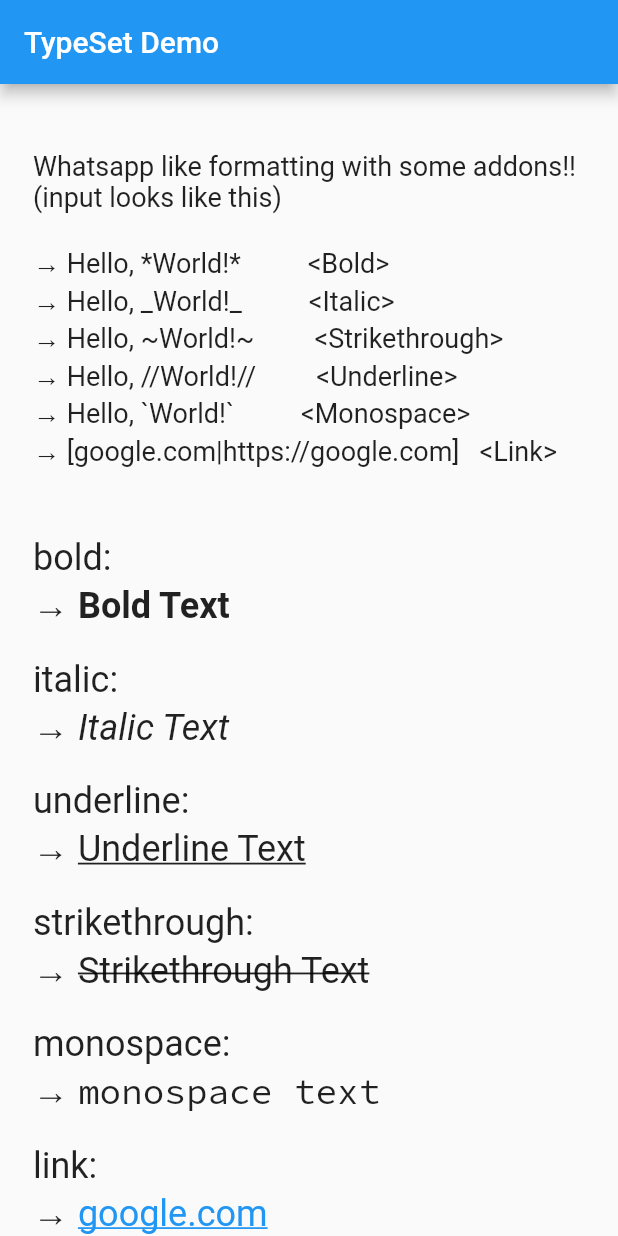
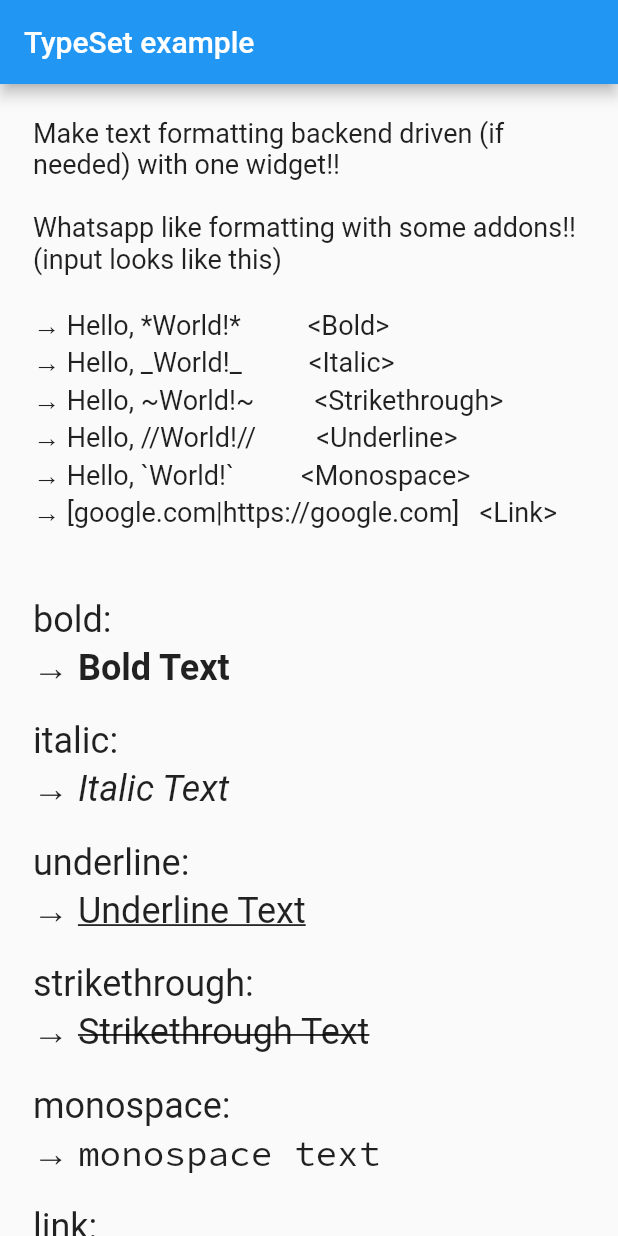
Before and after one commit to rohanjsh/typeset, a Flutter app: the screen it shows after launch, on a phone screen of 412 x 824 dp. Run offline on Flutter 3.47's test engine with Material 2 defaults, Android fonts, the phone set to English and light mode, and no system bars; our stand-ins replace google_fonts.

```diff
--- a/example/lib/main.dart
+++ b/example/lib/main.dart
@@ -14,26 +14,24 @@ class MyApp extends StatelessWidget {
     return const MaterialApp(
       color: Color(0xFF2196F3),
       title: 'TypeSet Demo',
-      home: TypeSetDemo(),
+      home: TypeSetExample(),
+      debugShowCheckedModeBanner: false,
     );
   }
 }
 
-class TypeSetDemo extends StatelessWidget {
-  const TypeSetDemo({super.key});
+class TypeSetExample extends StatelessWidget {
+  const TypeSetExample({super.key});
 
   @override
   Widget build(BuildContext context) {
     return Scaffold(
       appBar: AppBar(
-        title: const Text('TypeSet Demo'),
+        title: const Text('TypeSet example'),
       ),
       body: Center(
         child: ListView(
           children: [
-            const SizedBox(
-              height: 22,
-            ),
             Padding(
               padding: const EdgeInsets.symmetric(
                 horizontal: 22.0,
@@ -44,6 +42,8 @@ class TypeSetDemo extends StatelessWidget {
                 children: const [
                   Text(
                     '''
+Make text formatting backend driven (if needed) with one widget!!
+
 Whatsapp like formatting with some addons!!
 (input looks like this)
 
@@ -121,32 +121,3 @@ Whatsapp like formatting with some addons!!
     );
   }
 }
-
-class TypeSetDisplay extends StatelessWidget {
-  const TypeSetDisplay({
-    Key? key,
-    required this.text,
-    required this.formattedText,
-  }) : super(key: key);
-
-  final String text;
-  final String formattedText;
-
-  @override
-  Widget build(BuildContext context) {
-    return Column(
-      crossAxisAlignment: CrossAxisAlignment.start,
-      children: [
-        Text(
-          text,
-        ),
-
-        ///TypeSet accepts inputText, style and textAlign as parameters
-        //style and textAlign is optional
-        TypeSet(
-          inputText: formattedText,
-        ),
-      ],
-    );
-  }
-}
--- a/lib/src/typeset.dart
+++ b/lib/src/typeset.dart
@@ -4,9 +4,11 @@
 import 'package:flutter/widgets.dart';
 import 'package:typeset/src/typeset_parser.dart';
 
+/// Make text formatting backend driven (if needed) with one widget!!
+///
 /// Whatsapp like formatting with some addons!!
 /// (input looks like this)
-
+///
 /// → Hello, *World!*          <Bold>
 /// → Hello, _World!_          <Italic>
 /// → Hello, ~World!~         <Strikethrough>
```
